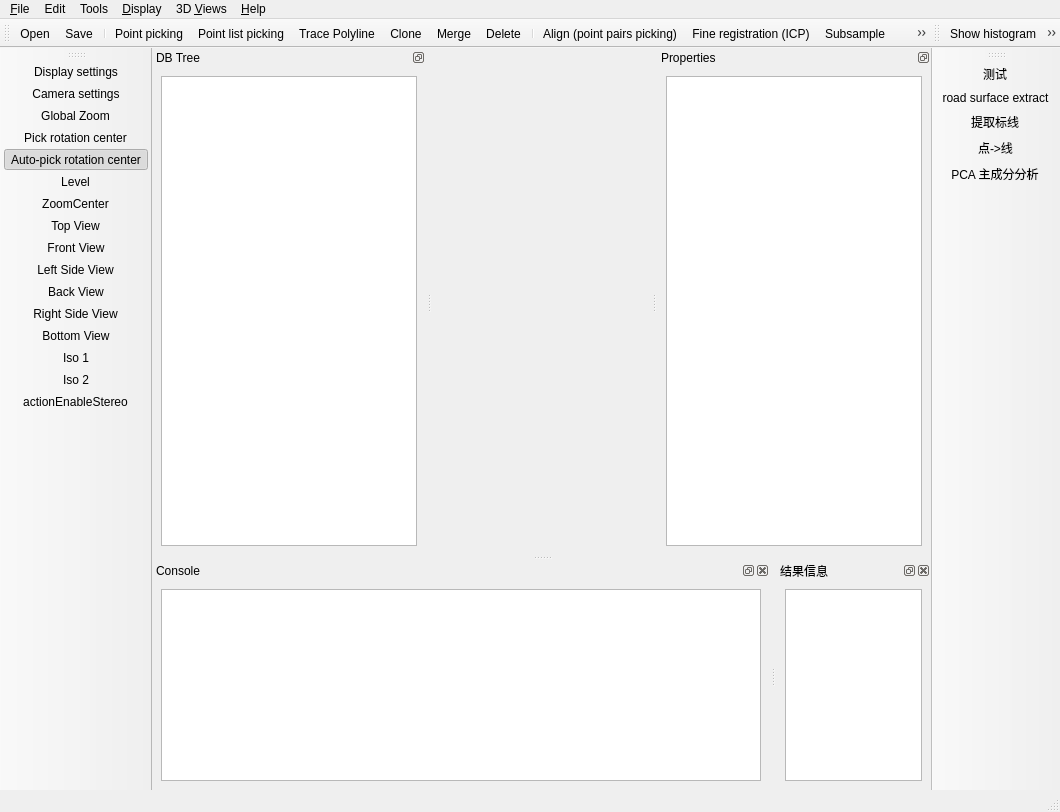
Above: qCC/ui_templates/mainWindow.ui from lljydyx/ForkCloudCompare before the change. Below: the same form after it.
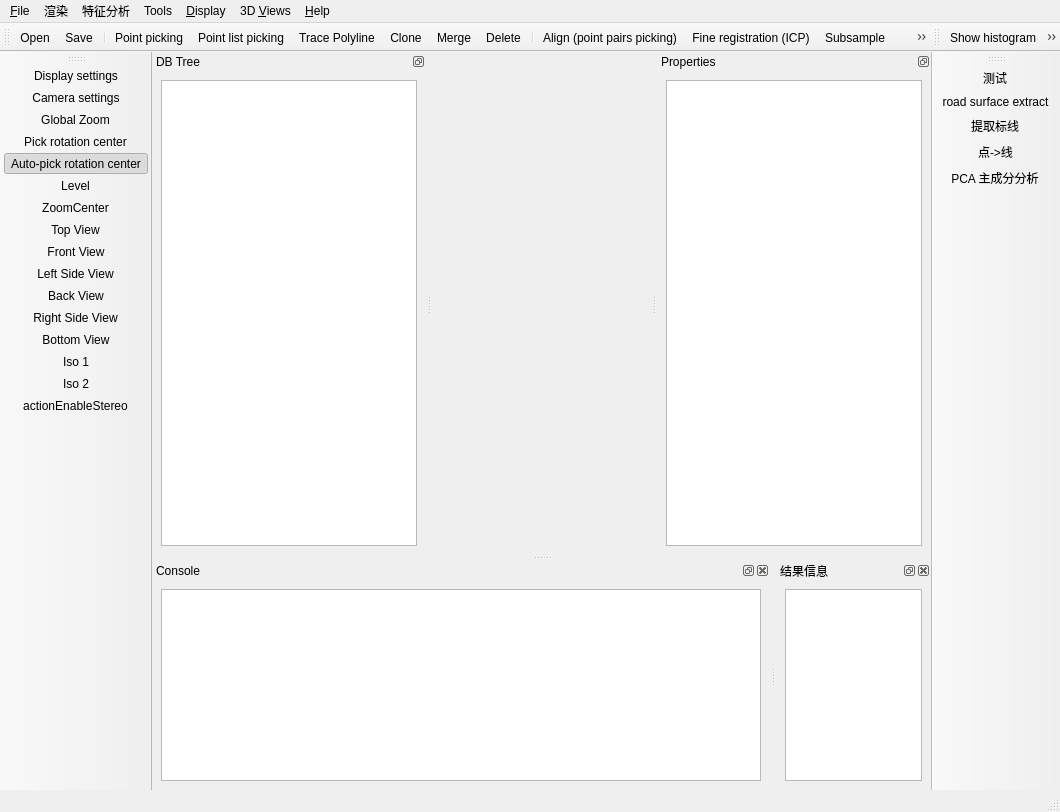
That is the form after the change. Icons and pictures are not drawn. Custom widgets are drawn as their Qt base class.

```diff
--- a/qCC/ui_templates/mainWindow.ui
+++ b/qCC/ui_templates/mainWindow.ui
@@ -129,7 +129,7 @@
    </widget>
    <widget class="QMenu" name="menuEdit">
     <property name="title">
-     <string>Edit</string>
+     <string>特征分析</string>
     </property>
     <widget class="QMenu" name="menuScalarFields">
      <property name="title">
@@ -500,7 +500,13 @@
     <addaction name="menuSandBox"/>
     <addaction name="separator"/>
    </widget>
+   <widget class="QMenu" name="menu">
+    <property name="title">
+     <string>渲染</string>
+    </property>
+   </widget>
    <addaction name="menuFile"/>
+   <addaction name="menu"/>
    <addaction name="menuEdit"/>
    <addaction name="menuTools"/>
    <addaction name="menuDisplay"/>
```
Left out of the diff: 65 changed lines with no effect on the pictures.
